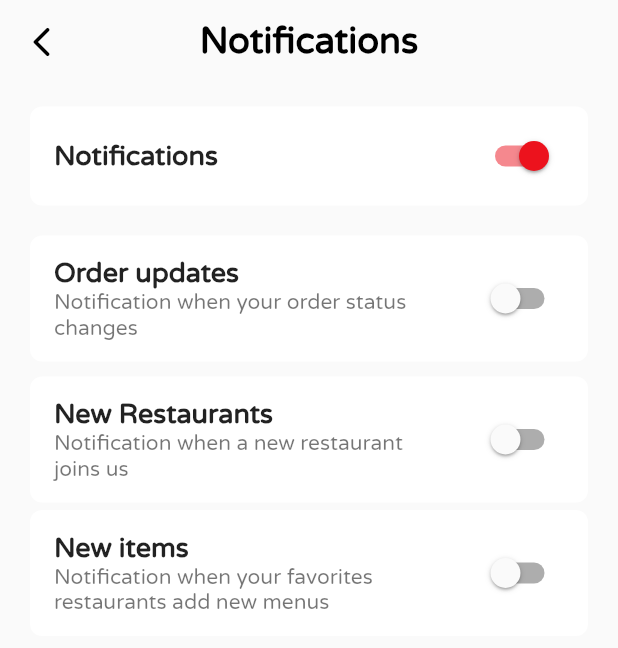
After one commit to elachyry/food-delivery, a Flutter app: the ProfileScreen screen opened by its route, after a tap on "Notifications", on a phone screen of 412 x 824 dp. The commit adds this screen. Shown: the top 648 px of the screen. Run offline on Flutter 3.47's test engine with Material 2 defaults, Android fonts, the light colour scheme and no system bars; our stand-ins replace badges, carousel_slider, cloud_firestore, custom_sliding_segmented_control, easy_stepper, equatable and 17 more; missing offline and left inert: clipboard, coupon_uikit; accounts and stored records are empty.

Commit message:
update prifile

```diff
--- a/lib/screens/dashboard/dashbord_screen.dart
+++ b/lib/screens/dashboard/dashbord_screen.dart
@@ -27,7 +27,7 @@ class DashboardScreen extends StatelessWidget {
       body: SingleChildScrollView(
         child: Column(
           children: [
-            const DashboardHead(),
+            DashboardHead(),
             Container(
               padding: const EdgeInsets.only(
                 left: 20,
--- /dev/null
+++ b/lib/screens/notifications/notifications_screen.dart
@@ -0,0 +1,152 @@
+import 'package:flutter/material.dart';
+import 'package:get/get.dart';
+
+class NotificationsScreen extends StatefulWidget {
+  const NotificationsScreen({super.key});
+
+  @override
+  State<NotificationsScreen> createState() => _NotificationsScreenState();
+}
+
+class _NotificationsScreenState extends State<NotificationsScreen> {
+  bool newItems = false;
+  bool notifications = true;
+  bool newRestaurant = false;
+  bool orderUpdates = false;
+  @override
+  Widget build(BuildContext context) {
+    final appBar = AppBar(
+      leading: IconButton(
+        onPressed: () {
+          Get.back();
+        },
+        icon: const Icon(Icons.arrow_back_ios_rounded, color: Colors.black),
+      ),
+      centerTitle: true,
+      title: Text(
+        'Notifications'.tr,
+        textAlign: TextAlign.center,
+        style: Theme.of(context).textTheme.titleLarge!.copyWith(
+            color: Colors.black, fontWeight: FontWeight.bold, fontSize: 24),
+      ),
+      shadowColor: Colors.transparent,
+      backgroundColor: Colors.transparent,
+    );
+    return Scaffold(
+      appBar: appBar,
+      body: SingleChildScrollView(
+        child: Container(
+          padding: const EdgeInsets.symmetric(horizontal: 20, vertical: 10),
+          height:
+              MediaQuery.of(context).size.height - appBar.preferredSize.height,
+          child: Column(
+            children: [
+              Container(
+                decoration: BoxDecoration(
+                    color: Colors.white,
+                    borderRadius: BorderRadius.circular(8)),
+                padding: const EdgeInsets.symmetric(vertical: 5),
+                margin: const EdgeInsets.symmetric(vertical: 5),
+                child: SwitchListTile(
+                  value: notifications,
+                  onChanged: (value) {
+                    setState(() {
+                      notifications = value;
+                    });
+                  },
+                  title: const Text(
+                    'Notifications',
+                    style: TextStyle(fontSize: 18, fontWeight: FontWeight.bold),
+                  ),
+                ),
+              ),
+              const SizedBox(
+                height: 10,
+              ),
+              Container(
+                decoration: BoxDecoration(
+                    color: Colors.white,
+                    borderRadius: BorderRadius.circular(8)),
+                padding: const EdgeInsets.symmetric(vertical: 10),
+                margin: const EdgeInsets.symmetric(vertical: 5),
+                child: SwitchListTile(
+                  value: notifications ? orderUpdates : false,
+                  onChanged: (value) {
+                    setState(() {
+                      if (notifications) {
+                        orderUpdates = value;
+                      }
+                    });
+                  },
+                  title: const Text(
+                    'Order updates',
+                    style: TextStyle(fontSize: 18, fontWeight: FontWeight.bold),
+                  ),
+                  subtitle: const Text(
+                    'Notification when your order status changes',
+                    style: TextStyle(
+                      fontSize: 14,
+                    ),
+                  ),
+                ),
+              ),
+              Container(
+                decoration: BoxDecoration(
+                    color: Colors.white,
+                    borderRadius: BorderRadius.circular(8)),
+                padding: const EdgeInsets.symmetric(vertical: 10),
+                margin: const EdgeInsets.symmetric(vertical: 5),
+                child: SwitchListTile(
+                  value: notifications ? newRestaurant : false,
+                  onChanged: (value) {
+                    setState(() {
+                      if (notifications) {
+                        newRestaurant = value;
+                      }
+                    });
+                  },
+                  title: const Text(
+                    'New Restaurants',
+                    style: TextStyle(fontSize: 18, fontWeight: FontWeight.bold),
+                  ),
+                  subtitle: const Text(
+                    'Notification when a new restaurant joins us',
+                    style: TextStyle(
+                      fontSize: 14,
+                    ),
+                  ),
+                ),
+              ),
+              Container(
+                decoration: BoxDecoration(
+                    color: Colors.white,
+                    borderRadius: BorderRadius.circular(8)),
+                padding: const EdgeInsets.symmetric(vertical: 10),
+                child: SwitchListTile(
+                  value: notifications ? newItems : false,
+                  onChanged: (value) {
+                    setState(() {
+                      if (notifications) {
+                        newItems = value;
+                      }
+                    });
+                  },
+                  title: const Text(
+                    'New items',
+                    style: TextStyle(fontSize: 18, fontWeight: FontWeight.bold),
+                  ),
+                  subtitle: const Text(
+                    'Notification when your favorites restaurants add new menus',
+                    style: TextStyle(
+                      fontSize: 14,
+                    ),
+                  ),
+                ),
+              ),
+            ],
+          ),
+        ),
+      ),
+    );
+  }
+}
--- a/lib/screens/profile/profile_screen.dart
+++ b/lib/screens/profile/profile_screen.dart
@@ -1,10 +1,15 @@
 import 'package:flutter/material.dart';
 import 'package:get/get.dart';
+import 'package:icons_plus/icons_plus.dart';
 import 'package:line_awesome_flutter/line_awesome_flutter.dart';
 import 'package:multi_languges/controllers/auth/auth_controller.dart';
 import 'package:multi_languges/controllers/auth/user_controller.dart';
+import 'package:multi_languges/controllers/order_controller.dart';
+import 'package:multi_languges/models/status.dart';
 import 'package:multi_languges/screens/language_selection_screen.dart';
+import 'package:multi_languges/screens/notifications/notifications_screen.dart';
 import 'package:multi_languges/screens/profile/edit_profile_screen.dart';
+import 'package:multi_languges/screens/settings/settings_screen.dart';
 import 'package:multi_languges/utils/app_routes.dart';
 import 'package:multi_languges/utils/constants/image_constants.dart';
 import 'package:multi_languges/widgets/profile/profile_list_item.dart';
@@ -16,38 +21,35 @@ class ProfileScreen extends StatelessWidget {
   Widget build(BuildContext context) {
     var isDark = MediaQuery.of(context).platformBrightness == Brightness.dark;
     final userController = Get.put((UserController()));
+    final ordersController = Get.put(OrderController());
 
     return Scaffold(
       appBar: AppBar(
-        leading: IconButton(
-          onPressed: () {
-            Get.back();
-          },
-          icon: const Icon(Icons.arrow_back_ios_rounded, color: Colors.black),
-        ),
+        // leading: IconButton(
+        //   onPressed: () {
+        //     Get.back();
+        //   },
+        //   icon: const Icon(Icons.arrow_back_ios_rounded, color: Colors.black),
+        // ),
         centerTitle: true,
         title: Text(
           'profile'.tr,
           textAlign: TextAlign.center,
-          style: Theme.of(context)
-              .textTheme
-              .titleLarge!
-              .copyWith(color: Colors.black, fontWeight: FontWeight.bold),
+          style: Theme.of(context).textTheme.titleLarge!.copyWith(
+              color: Colors.black, fontWeight: FontWeight.bold, fontSize: 24),
         ),
-        actions: [
-          IconButton(
-            onPressed: () {},
-            icon: Icon(isDark ? Icons.dark_mode_rounded : Icons.light_mode,
-                color: Colors.black),
-          )
-        ],
+        // actions: [
+        //   IconButton(
+        //     onPressed: () {},
+        //     icon: Icon(isDark ? Icons.dark_mode_rounded : Icons.light_mode,
+        //         color: Colors.black),
+        //   )
+        // ],
         shadowColor: Colors.transparent,
         backgroundColor: Colors.transparent,
       ),
       body: SingleChildScrollView(
         child: Obx(() {
-          print('test ${userController.myData}');
-
           if (userController.myData.isEmpty) {
             return SizedBox(
               height: MediaQuery.of(context).size.height - 50,
@@ -57,8 +59,15 @@ class ProfileScreen extends StatelessWidget {
             );
           }
           final data = userController.myData;
+          double totalSpend = 0;
+          for (var element in ordersController.orders) {
+            if (getStatusValue(element.status) == 'Delivered') {
+              totalSpend = element.total;
+            }
+          }
           return Container(
-            padding: const EdgeInsets.all(30),
+            padding:
+                const EdgeInsets.only(left: 30, right: 30, bottom: 30, top: 15),
             child: Column(
               children: [
                 Stack(
@@ -131,34 +140,100 @@ class ProfileScreen extends StatelessWidget {
                       .copyWith(color: Colors.grey.shade700),
                 ),
                 const SizedBox(
-                  height: 10,
+                  height: 20,
                 ),
-                SizedBox(
-                  width: 200,
-                  child: ElevatedButton(
-                    style: ElevatedButton.styleFrom(
-                      padding: const EdgeInsets.symmetric(vertical: 15),
-                      textStyle: Theme.of(context)
-                          .textTheme
-                          .titleMedium!
-                          .copyWith(fontWeight: FontWeight.bold),
-                      shape: const StadiumBorder(),
-                    ),
-                    onPressed: () {
-                      userController.getUserData();
+                // SizedBox(
+                //   width: 200,
+                //   child: ElevatedButton(
+                //     style: ElevatedButton.styleFrom(
+                //       padding: const EdgeInsets.symmetric(vertical: 15),
+                //       textStyle: Theme.of(context)
+                //           .textTheme
+                //           .titleMedium!
+                //           .copyWith(fontWeight: FontWeight.bold),
+                //       shape: const StadiumBorder(),
+                //     ),
+                //     onPressed: () {
+                //       userController.getUserData();
 
-                      Navigator.of(context).push(
-                        MaterialPageRoute(
-                          fullscreenDialog: true,
-                          builder: (context) => EditProfileScreen(),
-                        ),
-                      );
-                    },
-                    child: Text('edit_profile'.tr),
+                //       Navigator.of(context).push(
+                //         MaterialPageRoute(
+                //           fullscreenDialog: true,
+                //           builder: (context) => EditProfileScreen(),
+                //         ),
+                //       );
+                //     },
+                //     child: Text('edit_profile'.tr),
+                //   ),
+                // ),
+
+                Container(
+                  width: MediaQuery.of(context).size.width,
+                  padding: const EdgeInsets.symmetric(vertical: 10),
+                  decoration: BoxDecoration(
+                    borderRadius: BorderRadius.circular(5),
+                    color: Colors.white,
+                    boxShadow: [
+                      BoxShadow(
+                        color: Colors.grey.withOpacity(0.3),
+                        spreadRadius: 2,
+                        blurRadius: 5,
+                        offset: const Offset(0, 5),
+                      ),
+                    ],
+                  ),
+                  child: Row(
+                    mainAxisAlignment: MainAxisAlignment.spaceAround,
+                    children: [
+                      Column(
+                        mainAxisAlignment: MainAxisAlignment.spaceAround,
+                        children: [
+                          Text(
+                            'Total Orders',
+                            style: TextStyle(
+                              fontSize: 18,
+                              color: Colors.grey.shade500,
+                            ),
+                          ),
+                          const SizedBox(
+                            height: 8,
+                          ),
+                          Text(
+                            ordersController.orders.length.toString(),
+                            style: TextStyle(
+                                fontSize: 20,
+                                color: Theme.of(context).primaryColorDark,
+                                fontWeight: FontWeight.bold),
+                          ),
+                        ],
+                      ),
+                      Column(
+                        mainAxisAlignment: MainAxisAlignment.spaceAround,
+                        children: [
+                          Text(
+                            'Total Spend',
+                            style: TextStyle(
+                              fontSize: 18,
+                              color: Colors.grey.shade500,
+                            ),
+                          ),
+                          const SizedBox(
+                            height: 8,
+                          ),
+                          Text(
+                            '${totalSpend.toStringAsFixed(2)} Dh',
+                            style: TextStyle(
+                                fontSize: 20,
+                                color: Theme.of(context).primaryColorDark,
+                                fontWeight: FontWeight.bold),
+                          ),
+                        ],
+                      )
+                    ],
                   ),
                 ),
                 const SizedBox(
-                  height: 30,
+                  height: 15,
                 ),
                 const Divider(),
                 const SizedBox(
@@ -171,40 +246,66 @@ class ProfileScreen extends StatelessWidget {
                     Navigator.of(context).push(
                       MaterialPageRoute(
                         fullscreenDialog: true,
-                        builder: (context) =>
-                            LanguageSelectionScreen(firstTime: false),
+                        builder: (context) => const SettingsScreen(),
                       ),
                     );
                   },
                 ),
+                const SizedBox(
+                  height: 10,
+                ),
                 ProfileListItem(
-                  leadingIcon: LineAwesomeIcons.store,
+                  leadingIcon: Bootstrap.bag_check,
                   title: 'my_orders'.tr,
                   onTap: () {
                     Get.toNamed(AppRoutes.ordersScreenRoute);
                   },
                 ),
-                ProfileListItem(
-                  leadingIcon: Icons.favorite,
-                  title: 'your_favorites'.tr,
-                  onTap: () {
-                    Get.toNamed(AppRoutes.dashboardScreenRoute);
-                  },
+                const SizedBox(
+                  height: 10,
                 ),
                 ProfileListItem(
-                  leadingIcon: Icons.book_outlined,
+                  leadingIcon: Bootstrap.geo_alt,
                   title: 'address'.tr,
                   onTap: () {
                     Get.toNamed(AppRoutes.locationScreenRoute);
                   },
                 ),
                 const SizedBox(
+                  height: 10,
+                ),
+                ProfileListItem(
+                  leadingIcon: Bootstrap.bell,
+                  title: 'Notifications'.tr,
+                  onTap: () {
+                    Navigator.of(context).push(
+                      MaterialPageRoute(
+                        fullscreenDialog: true,
+                        builder: (context) => const NotificationsScreen(),
+                      ),
+                    );
+                  },
+                ),
+                const SizedBox(
                   height: 30,
+                ),
+                ProfileListItem(
+                  leadingIcon: Bootstrap.chat_dots,
+                  title: 'FAQ'.tr,
+                  onTap: () {
+                    Get.toNamed(AppRoutes.dashboardScreenRoute);
+                  },
+                ),
+                const SizedBox(
+                  height: 10,
                 ),
                 ProfileListItem(
                   leadingIcon: LineAwesomeIcons.question,
                   title: 'about_us'.tr,
                   onTap: () {},
+                ),
+                const SizedBox(
+                  height: 10,
                 ),
                 ProfileListItem(
                   leadingIcon: Icons.logout,
--- a/lib/widgets/profile/profile_list_item.dart
+++ b/lib/widgets/profile/profile_list_item.dart
@@ -1,5 +1,6 @@
 import 'package:flutter/material.dart';
 import 'package:get/get.dart';
+import 'package:icons_plus/icons_plus.dart';
 
 class ProfileListItem extends StatelessWidget {
   final IconData leadingIcon;
@@ -17,15 +18,15 @@ class ProfileListItem extends StatelessWidget {
     return ListTile(
       onTap: onTap,
       leading: Container(
-        height: 40,
-        width: 40,
+        height: 55,
+        width: 55,
         decoration: BoxDecoration(
-            borderRadius: BorderRadius.circular(100),
-            color: Colors.orange.shade50),
+            borderRadius: BorderRadius.circular(15),
+            color: Theme.of(context).primaryColorLight.withAlpha(10)),
         child: Icon(
           leadingIcon,
-          color: title == 'your_favorites'.tr ? Colors.red : Colors.orange,
-          size: 35,
+          color: Theme.of(context).primaryColorDark,
+          size: 30,
         ),
       ),
       title: Text(
@@ -41,9 +42,9 @@ class ProfileListItem extends StatelessWidget {
               width: 30,
               decoration: BoxDecoration(
                   borderRadius: BorderRadius.circular(100),
-                  color: Colors.grey.shade100),
+                  color: Theme.of(context).primaryColorLight.withAlpha(5)),
               child: Icon(
-                Icons.arrow_back_ios_new,
+                Bootstrap.chevron_right,
                 color: title == 'logout'.tr ? Colors.red : Colors.grey,
                 size: 20,
               ),
--- a/pubspec.yaml
+++ b/pubspec.yaml
@@ -66,6 +66,9 @@ dependencies:
   clipboard: ^0.1.3
   easy_stepper: ^0.5.2+1
   url_launcher: ^6.1.11
+  geocoder2: ^1.4.0
+  location: ^4.4.0
+  flutter_polyline_points: ^1.0.0
 
 dev_dependencies:
   flutter_test:
```
Also changed, not shown: lib/models/restaurant.dart (+27 -0 lines), lib/screens/search/search_screen.dart (added, +137 -0 lines), lib/screens/settings/settings_screen.dart (added, +136 -0 lines), lib/widgets/dashboard/dashboard_head.dart (+16 -3 lines), lib/widgets/language_item.dart (+5 -3 lines), assets/images/icons/pin-point.png (added), pubspec.lock, 1 other file.
